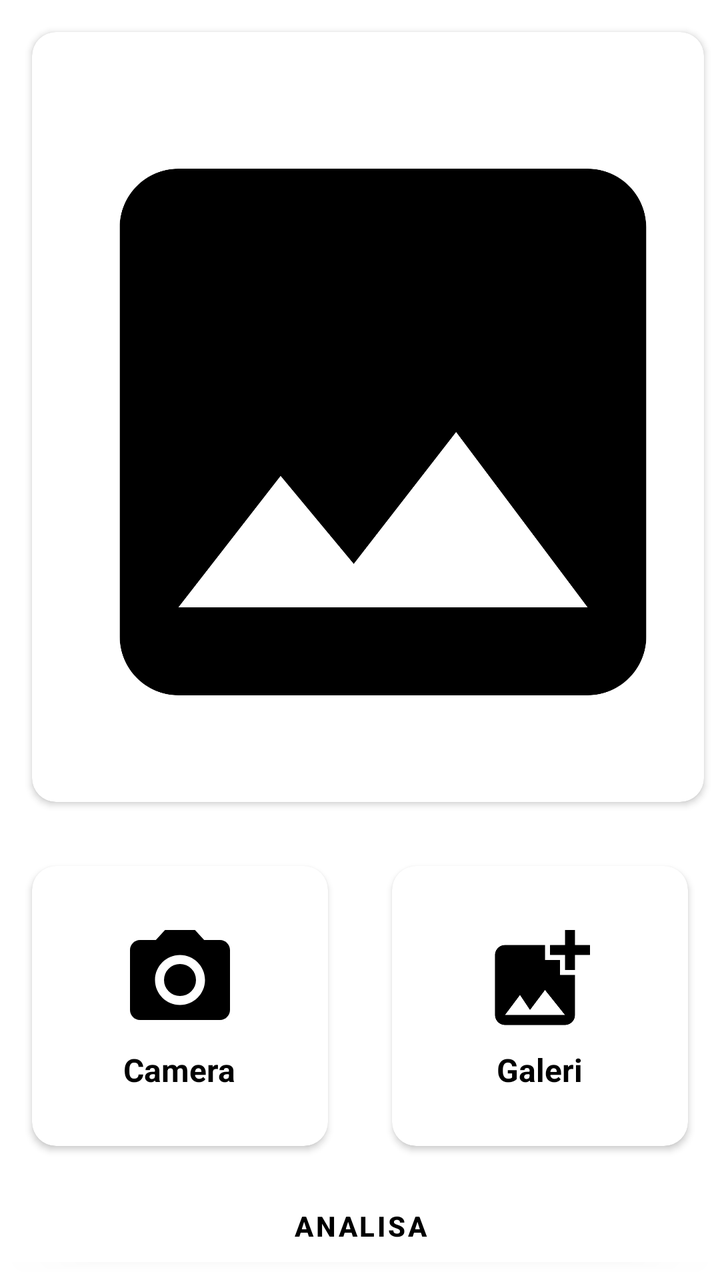
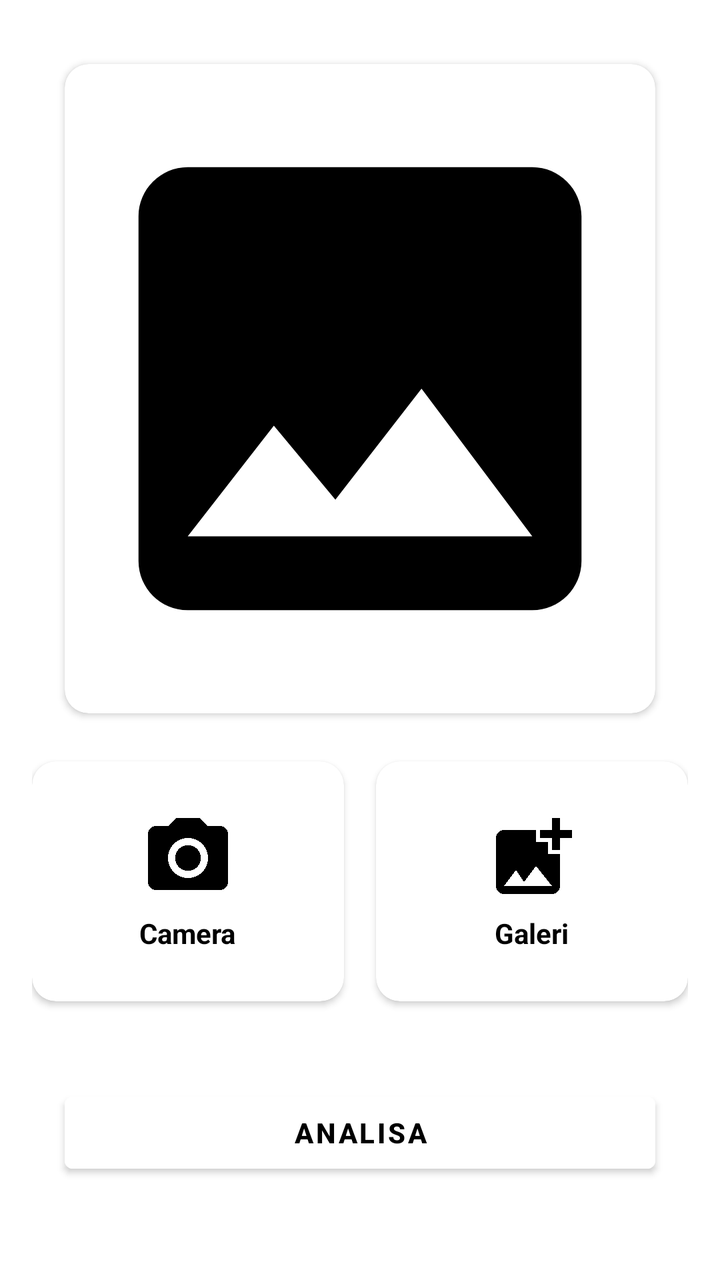

Screens rendered from an Android XML layout before and after an edit, with the pre-edit source and the edit as a unified diff.
<!-- AndroidManifest.xml: application theme Theme.SmartBite -->
<!-- res/layout/fragment_camera.xml -->
<LinearLayout xmlns:android="http://schemas.android.com/apk/res/android"
    xmlns:app="http://schemas.android.com/apk/res-auto"
    xmlns:tools="http://schemas.android.com/tools"
    android:layout_width="match_parent"
    android:id="@+id/miaw"
    android:layout_height="match_parent"
    android:orientation="vertical"
    tools:context=".ui.Kamera.CameraFragment">

    <TextView
        android:id="@+id/text_home"
        android:layout_width="match_parent"
        android:layout_height="wrap_content"
        android:layout_marginStart="8dp"
        android:layout_marginTop="8dp"
        android:layout_marginEnd="8dp"
        android:textAlignment="center"
        android:textSize="20sp"
        android:visibility="gone"
        app:layout_constraintBottom_toBottomOf="parent"
        app:layout_constraintEnd_toEndOf="parent"
        app:layout_constraintStart_toStartOf="parent"
        app:layout_constraintTop_toTopOf="parent" />
    <com.google.android.material.progressindicator.LinearProgressIndicator
        android:id="@+id/progressIndicator"
        android:layout_width="match_parent"
        android:layout_height="wrap_content"
        android:indeterminate="true"
        android:visibility="gone"
        app:layout_constraintEnd_toEndOf="parent"
        app:layout_constraintStart_toStartOf="parent"
        app:layout_constraintTop_toTopOf="parent" />

    

    

    <androidx.cardview.widget.CardView
        android:layout_width="336dp"
        android:layout_height="385dp"
        android:layout_margin="16dp"
        app:cardCornerRadius="12dp"
        app:cardElevation="2dp">

        <ImageView
            android:id="@+id/gambaruplode"
            android:layout_width="351dp"
            android:layout_height="400dp"
            android:adjustViewBounds="true"
            android:scaleType="fitCenter"
            android:src="@drawable/baseline_image_24" />
    </androidx.cardview.widget.CardView>

    <LinearLayout
        android:layout_width="match_parent"
        android:layout_height="wrap_content"
        android:orientation="horizontal"
        android:weightSum="2">

        
        <androidx.cardview.widget.CardView
            android:layout_width="0dp"
            android:layout_height="140dp"
            android:layout_margin="16dp"
            app:cardCornerRadius="12dp"
            app:cardElevation="2dp"
            android:id="@+id/cardcamera"
            android:layout_weight="1">

            <LinearLayout
                android:padding="2dp"
                android:layout_width="match_parent"
                android:layout_height="wrap_content"
                android:gravity="center"
                android:layout_gravity="center"
                android:orientation="vertical">

                <ImageView
                    android:id="@+id/kameraimage"
                    android:layout_width="60dp"
                    android:layout_height="60dp"
                    android:src="@drawable/baseline_photo_camera_24"
                    android:scaleType="fitCenter"
                    android:adjustViewBounds="true" />

                <TextView
                    android:layout_width="wrap_content"
                    android:layout_height="wrap_content"
                    android:text="Camera"
                    android:textSize="16sp"
                    android:textStyle="bold"
                    android:textColor="@color/black"
                    android:layout_marginTop="4dp" />
            </LinearLayout>

        </androidx.cardview.widget.CardView>

        
        <androidx.cardview.widget.CardView
            android:layout_width="0dp"
            android:layout_height="140dp"
            android:layout_margin="16dp"
            app:cardCornerRadius="12dp"
            app:cardElevation="2dp"
            android:id="@+id/cardgaleri"
            android:layout_weight="1">

            <LinearLayout
                android:padding="2dp"
                android:layout_width="match_parent"
                android:layout_height="wrap_content"
                android:gravity="center"
                android:layout_gravity="center"
                android:orientation="vertical">

                <ImageView
                    android:layout_width="60dp"
                    android:layout_height="60dp"
                    android:src="@drawable/baseline_add_photo_alternate_24"
                    android:scaleType="fitCenter"
                    android:adjustViewBounds="true" />

                <TextView
                    android:layout_width="wrap_content"
                    android:layout_height="wrap_content"
                    android:text="Galeri"
                    android:textSize="16sp"
                    android:textStyle="bold"
                    android:textColor="@color/black"
                    android:layout_marginTop="4dp" />
            </LinearLayout>

        </androidx.cardview.widget.CardView>
    </LinearLayout>

    <Button
        android:id="@+id/button_analisa"
        android:layout_width="match_parent"
        android:layout_height="wrap_content"
        android:backgroundTint="@color/white"
        android:textColor="@color/black"
        android:textStyle="bold"
        android:text="Analisa" />


</LinearLayout>
<!-- resources referenced by this layout -->
<resources>
  <color name="black">#FF000000</color>
  <color name="white">#FFFFFFFF</color>
  <!-- drawable baseline_add_photo_alternate_24 (drawable) -->
  <vector xmlns:android="http://schemas.android.com/apk/res/android" android:height="24dp" android:tint="#000000" android:viewportHeight="24" android:viewportWidth="24" android:width="24dp">
        
      <path android:fillColor="@android:color/white" android:pathData="M19,7v2.99s-1.99,0.01 -2,0L17,7h-3s0.01,-1.99 0,-2h3L17,2h2v3h3v2h-3zM16,11L16,8h-3L13,5L5,5c-1.1,0 -2,0.9 -2,2v12c0,1.1 0.9,2 2,2h12c1.1,0 2,-0.9 2,-2v-8h-3zM5,19l3,-4 2,3 3,-4 4,5L5,19z"/>
      
  </vector>
  <!-- drawable baseline_image_24 (drawable) -->
  <vector xmlns:android="http://schemas.android.com/apk/res/android" android:height="24dp" android:tint="#000000" android:viewportHeight="24" android:viewportWidth="24" android:width="24dp">
        
      <path android:fillColor="@android:color/white" android:pathData="M21,19V5c0,-1.1 -0.9,-2 -2,-2H5c-1.1,0 -2,0.9 -2,2v14c0,1.1 0.9,2 2,2h14c1.1,0 2,-0.9 2,-2zM8.5,13.5l2.5,3.01L14.5,12l4.5,6H5l3.5,-4.5z"/>
      
  </vector>
  <!-- drawable baseline_photo_camera_24 (drawable) -->
  <vector xmlns:android="http://schemas.android.com/apk/res/android" android:height="24dp" android:tint="#000000" android:viewportHeight="24" android:viewportWidth="24" android:width="24dp">
        
      <path android:fillColor="@android:color/white" android:pathData="M12,12m-3.2,0a3.2,3.2 0,1 1,6.4 0a3.2,3.2 0,1 1,-6.4 0"/>
        
      <path android:fillColor="@android:color/white" android:pathData="M9,2L7.17,4L4,4c-1.1,0 -2,0.9 -2,2v12c0,1.1 0.9,2 2,2h16c1.1,0 2,-0.9 2,-2L22,6c0,-1.1 -0.9,-2 -2,-2h-3.17L15,2L9,2zM12,17c-2.76,0 -5,-2.24 -5,-5s2.24,-5 5,-5 5,2.24 5,5 -2.24,5 -5,5z"/>
      
  </vector>
  <style name="Theme.SmartBite" parent="Theme.MaterialComponents.DayNight.NoActionBar">
          
          <item name="colorPrimary">@color/purple_500</item>
          <item name="colorPrimaryVariant">@color/purple_700</item>
          <item name="colorOnPrimary">@color/white</item>
          
          <item name="colorSecondary">@color/teal_200</item>
          <item name="colorSecondaryVariant">@color/teal_700</item>
          <item name="colorOnSecondary">@color/black</item>
          
          <item name="android:statusBarColor">@android:color/transparent</item>
          <item name="android:navigationBarColor">@android:color/transparent</item>
          <item name="android:windowLayoutInDisplayCutoutMode" tools:targetApi="o_mr1">shortEdges</item>
          
      </style>
  <color name="purple_500">#3F7E03</color>
  <color name="purple_700">#FF3700B3</color>
  <color name="teal_200">#FF03DAC5</color>
  <color name="teal_700">#FF018786</color>
</resources>

<!-- the commit's change to res/layout/fragment_camera.xml (unified diff, before → after) -->
@@ -1,146 +1,145 @@
-<LinearLayout xmlns:android="http://schemas.android.com/apk/res/android"
+<?xml version="1.0" encoding="utf-8"?>
+<ScrollView xmlns:android="http://schemas.android.com/apk/res/android"
     xmlns:app="http://schemas.android.com/apk/res-auto"
     xmlns:tools="http://schemas.android.com/tools"
     android:layout_width="match_parent"
-    android:id="@+id/miaw"
     android:layout_height="match_parent"
-    android:orientation="vertical"
+    android:fillViewport="true"
     tools:context=".ui.Kamera.CameraFragment">
 
-    <TextView
-        android:id="@+id/text_home"
+    <androidx.constraintlayout.widget.ConstraintLayout
+        android:id="@+id/camera_root"
         android:layout_width="match_parent"
         android:layout_height="wrap_content"
-        android:layout_marginStart="8dp"
-        android:layout_marginTop="8dp"
-        android:layout_marginEnd="8dp"
-        android:textAlignment="center"
-        android:textSize="20sp"
-        android:visibility="gone"
-        app:layout_constraintBottom_toBottomOf="parent"
-        app:layout_constraintEnd_toEndOf="parent"
-        app:layout_constraintStart_toStartOf="parent"
-        app:layout_constraintTop_toTopOf="parent" />
-    <com.google.android.material.progressindicator.LinearProgressIndicator
-        android:id="@+id/progressIndicator"
-        android:layout_width="match_parent"
-        android:layout_height="wrap_content"
-        android:indeterminate="true"
-        android:visibility="gone"
-        app:layout_constraintEnd_toEndOf="parent"
-        app:layout_constraintStart_toStartOf="parent"
-        app:layout_constraintTop_toTopOf="parent" />
+        android:padding="16dp">
 
-    
-
-    
-
-    <androidx.cardview.widget.CardView
-        android:layout_width="336dp"
-        android:layout_height="385dp"
-        android:layout_margin="16dp"
-        app:cardCornerRadius="12dp"
-        app:cardElevation="2dp">
-
-        <ImageView
-            android:id="@+id/gambaruplode"
-            android:layout_width="351dp"
-            android:layout_height="400dp"
-            android:adjustViewBounds="true"
-            android:scaleType="fitCenter"
-            android:src="@drawable/baseline_image_24" />
-    </androidx.cardview.widget.CardView>
-
-    <LinearLayout
-        android:layout_width="match_parent"
-        android:layout_height="wrap_content"
-        android:orientation="horizontal"
-        android:weightSum="2">
+        <com.google.android.material.progressindicator.LinearProgressIndicator
+            android:id="@+id/progressIndicator"
+            android:layout_width="match_parent"
+            android:layout_height="wrap_content"
+            android:indeterminate="true"
+            android:visibility="gone"
+            app:layout_constraintEnd_toEndOf="parent"
+            app:layout_constraintStart_toStartOf="parent"
+            app:layout_constraintTop_toTopOf="parent" />
 
         
         <androidx.cardview.widget.CardView
+            android:id="@+id/card_image_preview"
             android:layout_width="0dp"
-            android:layout_height="140dp"
-            android:layout_margin="16dp"
+            android:layout_height="0dp"
+            android:layout_marginTop="16dp"
             app:cardCornerRadius="12dp"
             app:cardElevation="2dp"
+            app:layout_constraintDimensionRatio="1:1.1"
+            app:layout_constraintEnd_toEndOf="parent"
+            app:layout_constraintStart_toStartOf="parent"
+            app:layout_constraintTop_toBottomOf="@id/progressIndicator"
+            app:layout_constraintWidth_percent="0.9">
+
+            <ImageView
+                android:id="@+id/gambaruplode"
+                android:layout_width="match_parent"
+                android:layout_height="match_parent"
+                android:scaleType="fitCenter"
+                android:src="@drawable/baseline_image_24" />
+        </androidx.cardview.widget.CardView>
+
+        
+        <androidx.cardview.widget.CardView
             android:id="@+id/cardcamera"
-            android:layout_weight="1">
+            android:layout_width="0dp"
+            android:layout_height="120dp"
+            android:layout_marginTop="24dp"
+            android:layout_marginEnd="8dp"
+            app:cardCornerRadius="12dp"
+            app:cardElevation="2dp"
+            app:layout_constraintEnd_toStartOf="@+id/cardgaleri"
+            app:layout_constraintHorizontal_bias="0.5"
+            app:layout_constraintStart_toStartOf="parent"
+            app:layout_constraintTop_toBottomOf="@id/card_image_preview">
 
             <LinearLayout
-                android:padding="2dp"
                 android:layout_width="match_parent"
-                android:layout_height="wrap_content"
+                android:layout_height="match_parent"
                 android:gravity="center"
-                android:layout_gravity="center"
-                android:orientation="vertical">
+                android:orientation="vertical"
+                android:padding="8dp">
 
                 <ImageView
                     android:id="@+id/kameraimage"
-                    android:layout_width="60dp"
-                    android:layout_height="60dp"
-                    android:src="@drawable/baseline_photo_camera_24"
+                    android:layout_width="48dp"
+                    android:layout_height="48dp"
+                    android:adjustViewBounds="true"
                     android:scaleType="fitCenter"
-                    android:adjustViewBounds="true" />
+                    android:src="@drawable/baseline_photo_camera_24" />
 
                 <TextView
                     android:layout_width="wrap_content"
                     android:layout_height="wrap_content"
+                    android:layout_marginTop="4dp"
                     android:text="Camera"
-                    android:textSize="16sp"
-                    android:textStyle="bold"
                     android:textColor="@color/black"
-                    android:layout_marginTop="4dp" />
+                    android:textSize="14sp"
+                    android:textStyle="bold" />
             </LinearLayout>
-
         </androidx.cardview.widget.CardView>
 
         
         <androidx.cardview.widget.CardView
+            android:id="@+id/cardgaleri"
             android:layout_width="0dp"
-            android:layout_height="140dp"
-            android:layout_margin="16dp"
+            android:layout_height="120dp"
+            android:layout_marginStart="8dp"
             app:cardCornerRadius="12dp"
             app:cardElevation="2dp"
-            android:id="@+id/cardgaleri"
-            android:layout_weight="1">
+            app:layout_constraintBottom_toBottomOf="@+id/cardcamera"
+            app:layout_constraintEnd_toEndOf="parent"
+            app:layout_constraintHorizontal_bias="0.5"
+            app:layout_constraintStart_toEndOf="@+id/cardcamera"
+            app:layout_constraintTop_toTopOf="@+id/cardcamera">
 
             <LinearLayout
-                android:padding="2dp"
                 android:layout_width="match_parent"
-                android:layout_height="wrap_content"
+                android:layout_height="match_parent"
                 android:gravity="center"
-                android:layout_gravity="center"
-                android:orientation="vertical">
+                android:orientation="vertical"
+                android:padding="8dp">
 
                 <ImageView
-                    android:layout_width="60dp"
-                    android:layout_height="60dp"
-                    android:src="@drawable/baseline_add_photo_alternate_24"
+                    android:layout_width="48dp"
+                    android:layout_height="48dp"
+                    android:adjustViewBounds="true"
                     android:scaleType="fitCenter"
-                    android:adjustViewBounds="true" />
+                    android:src="@drawable/baseline_add_photo_alternate_24" />
 
                 <TextView
                     android:layout_width="wrap_content"
                     android:layout_height="wrap_content"
+                    android:layout_marginTop="4dp"
                     android:text="Galeri"
-                    android:textSize="16sp"
-                    android:textStyle="bold"
                     android:textColor="@color/black"
-                    android:layout_marginTop="4dp" />
+                    android:textSize="14sp"
+                    android:textStyle="bold" />
             </LinearLayout>
+        </androidx.cardview.widget.CardView>
 
-        </androidx.cardview.widget.CardView>
-    </LinearLayout>
+        
+        <Button
+            android:id="@+id/button_analisa"
+            android:layout_width="0dp"
+            android:layout_height="wrap_content"
+            android:layout_marginTop="32dp"
+            android:layout_marginBottom="24dp"
+            android:backgroundTint="@color/white"
+            android:text="Analisa"
+            android:textColor="@color/black"
+            android:textStyle="bold"
+            app:layout_constraintBottom_toBottomOf="parent"
+            app:layout_constraintEnd_toEndOf="parent"
+            app:layout_constraintStart_toStartOf="parent"
+            app:layout_constraintTop_toBottomOf="@+id/cardcamera"
+            app:layout_constraintWidth_percent="0.9" />
 
-    <Button
-        android:id="@+id/button_analisa"
-        android:layout_width="match_parent"
-        android:layout_height="wrap_content"
-        android:backgroundTint="@color/white"
-        android:textColor="@color/black"
-        android:textStyle="bold"
-        android:text="Analisa" />
-
-
-</LinearLayout>
+    </androidx.constraintlayout.widget.ConstraintLayout>
+</ScrollView>
